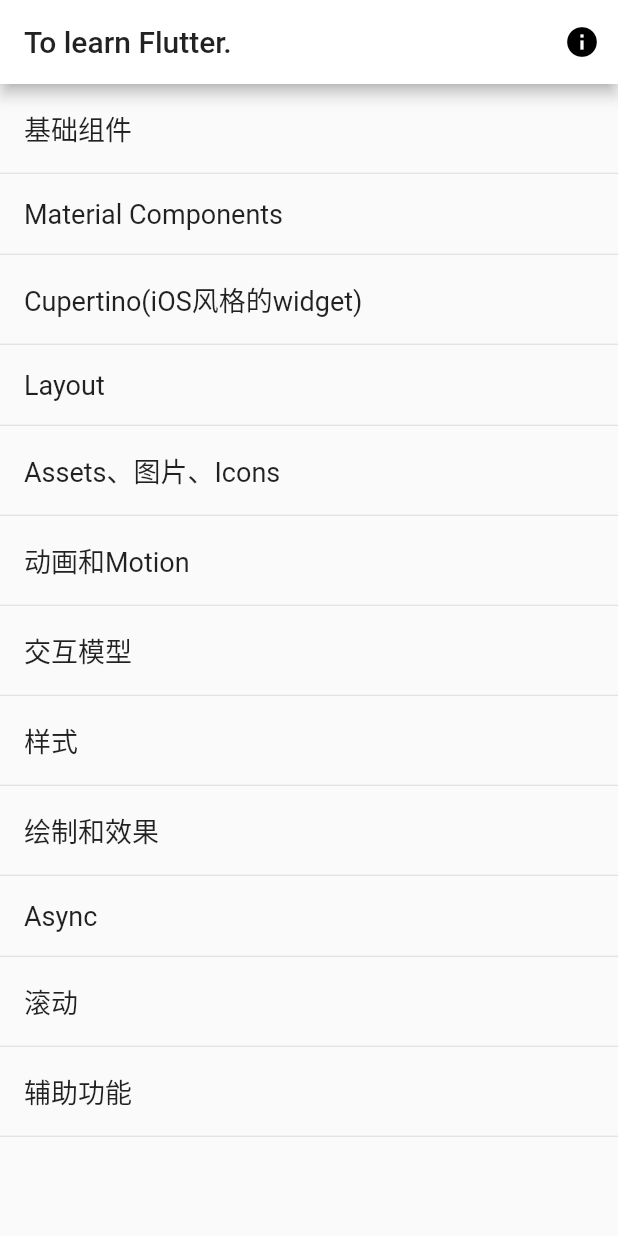
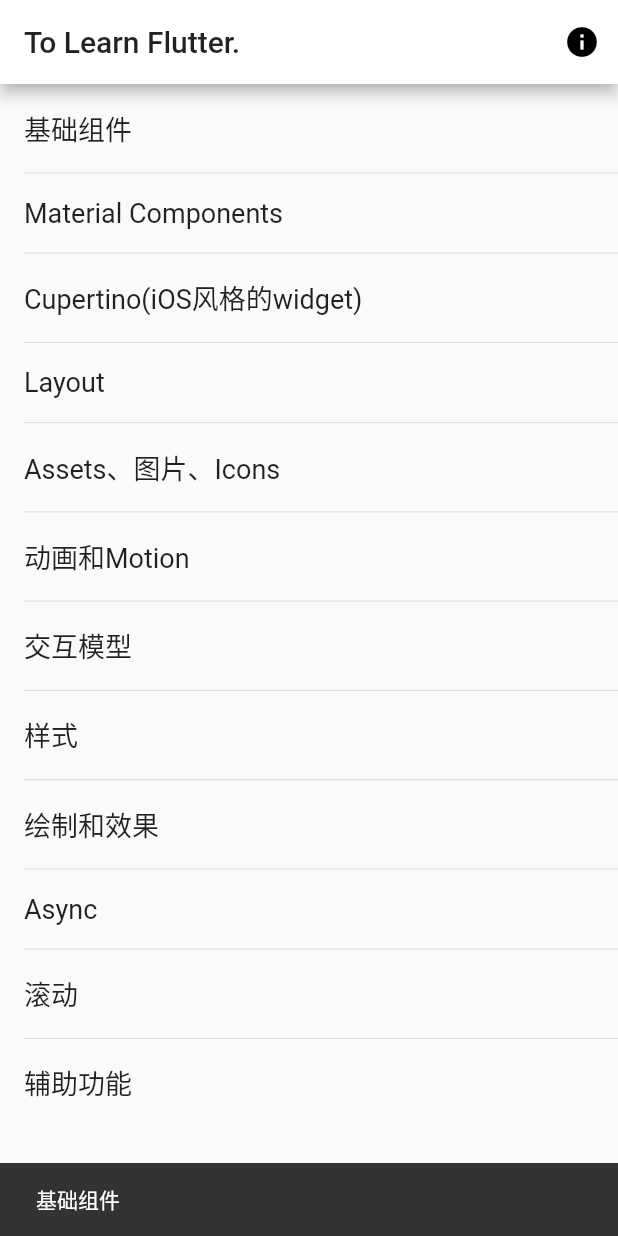
Before and after one commit to sunfusheng/FlutterDemo, a Flutter app: the screen it shows after launch, after a tap on "基础组件", on a phone screen of 412 x 824 dp. Run offline on Flutter 3.47's test engine with Material 2 defaults, Android fonts, the light colour scheme and no system bars.

Commit message:
完善首页

```diff
--- a/lib/main.dart
+++ b/lib/main.dart
@@ -12,19 +12,21 @@
         primaryColorLight: Colors.white,
         accentColor: Colors.white,
       ),
-      home: new RandomWords(),
+      home: new MainPageWidget(),
     );
   }
 }
 
-class RandomWords extends StatefulWidget {
+class MainPageWidget extends StatefulWidget {
   @override
   State<StatefulWidget> createState() {
-    return new RandomWordsState();
+    return new MainPageState();
   }
 }
 
-class RandomWordsState extends State<RandomWords> {
+class MainPageState extends State {
+  static final GlobalKey<ScaffoldState> _scaffoldKey =
+      GlobalKey<ScaffoldState>();
   final _dataSource = <String>[];
   final _textStyle = const TextStyle(fontSize: 18);
 
@@ -49,43 +51,43 @@
   Widget build(BuildContext context) {
     return new Scaffold(
       appBar: new AppBar(
-        title: new Text('To learn Flutter.'),
+        title: new Text('To Learn Flutter.'),
         actions: <Widget>[
           new IconButton(icon: new Icon(Icons.info), onPressed: _gotoAboutPage)
         ],
       ),
-      body: _buildListView(),
+      body: _buildListView(context),
     );
   }
 
   void _gotoAboutPage() {}
 
-  Widget _buildListView() {
-    return new ListView.builder(
+  Widget _buildListView(BuildContext context) {
+    return new ListView.separated(
         itemCount: _dataSource.length,
-        itemBuilder: (context, i) {
-          return _buildRow(_dataSource[i]);
+        itemBuilder: (context, position) {
+          return _buildRow(context, _dataSource[position]);
+        },
+        separatorBuilder: (context, position) {
+          return new Divider(
+            height: 0.5,
+            indent: 16,
+          );
         });
   }
 
-  Widget _buildRow(String text) {
-    return new GestureDetector(
-      onTap: () {},
-      child: new Column(
-          mainAxisAlignment: MainAxisAlignment.center,
-          crossAxisAlignment: CrossAxisAlignment.start,
-          children: <Widget>[
-            new Padding(
-              padding: EdgeInsets.all(16.0),
-              child: Text(
-                text,
-                style: _textStyle,
-              ),
-            ),
-            Divider(
-              height: 1,
-            ),
-          ]),
+  Widget _buildRow(BuildContext context, String text) {
+    return new InkWell(
+      onTap: () {
+        Scaffold.of(context)..showSnackBar(SnackBar(content: Text(text)));
+      },
+      child: new Padding(
+        padding: EdgeInsets.all(16),
+        child: Text(
+          text,
+          style: _textStyle,
+        ),
+      ),
     );
   }
 }
```
Also changed, not shown: 3 other files.
